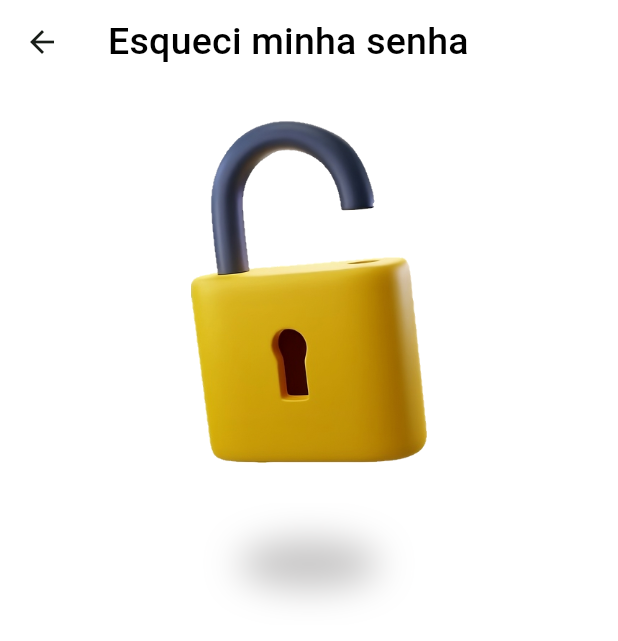
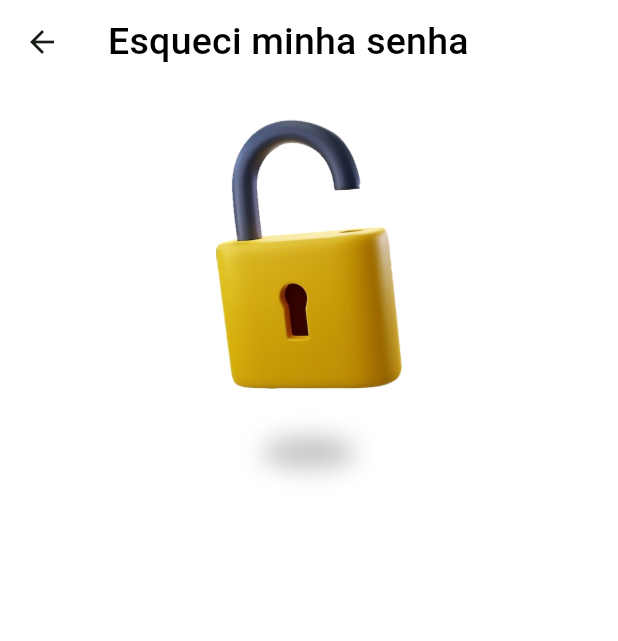
Before and after one commit to JoseVinicius-P/AluExpress-Flutter, a Flutter app: the ForgotPasswordPage screen opened by its route, on a phone screen of 412 x 824 dp. Shown: the top 641 px of the screen. Run offline on Flutter 3.47's test engine with Material 2 defaults, Android fonts, the phone set to English and light mode, and no system bars; our stand-ins replace auto_size_text, carousel_slider, flutter_modular, flutter_triple, mask_text_input_formatter, responsive_builder.

Commit message:
style: Melhorando disposição a animação

```diff
--- a/lib/app/modules/authentication/pages/forgot_password_page.dart
+++ b/lib/app/modules/authentication/pages/forgot_password_page.dart
@@ -78,17 +78,17 @@ class ForgotPasswordPageState extends State<ForgotPasswordPage> with TickerProvi
                           child: Image(
                             image: AssetImage('assets/images/padlock2.png'),
                             fit: BoxFit.cover,
-                            height: 28.sh,
+                            height: 22.sh,
                           ),
                         ),
                         Transform.scale(
                           scale: _scaleAnimation.value,
                           child: Opacity(
-                            opacity: 0.3,
+                            opacity: _scaleAnimation.value/4,
                             child: Image(
                               image: AssetImage('assets/images/shadow.png'),
                               fit: BoxFit.cover,
-                              height: 18.sh,
+                              height: 12.sh,
                             ),
                           ),
                         ),
```
